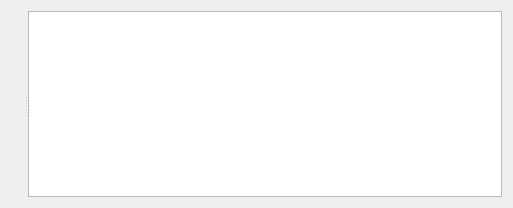
The window that client/widgets/card.ui (ilManno/OPCUA_PyClient_NodeServer) describes before a commit, drawn with Qt 5.
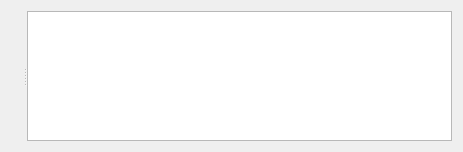
The same window after the commit.

Diff of the .ui file:
```diff
--- a/client/widgets/card.ui
+++ b/client/widgets/card.ui
@@ -6,8 +6,8 @@
    <rect>
     <x>0</x>
     <y>0</y>
-    <width>513</width>
-    <height>208</height>
+    <width>463</width>
+    <height>152</height>
    </rect>
   </property>
   <property name="windowTitle">
@@ -19,8 +19,8 @@
      <property name="orientation">
       <enum>Qt::Horizontal</enum>
      </property>
-     <widget class="QLabel" name="label"/>
-     <widget class="QListWidget" name="listWidget"/>
+     <widget class="QLabel" name="icon"/>
+     <widget class="QListView" name="variablesView"/>
     </widget>
    </item>
   </layout>
```
